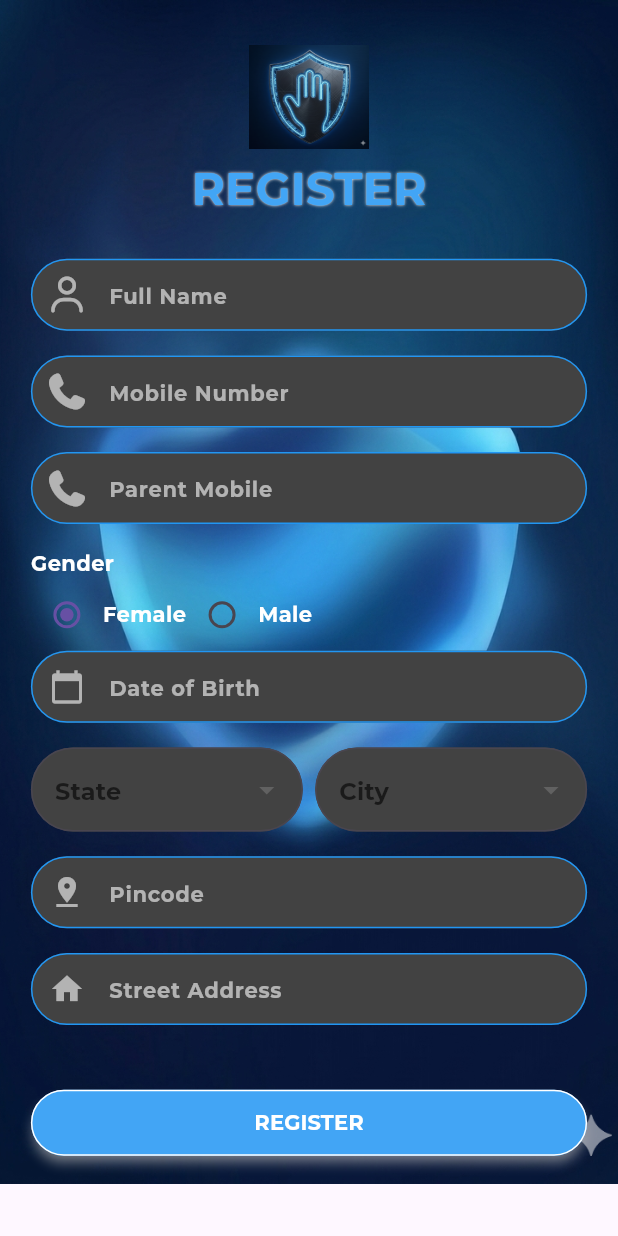
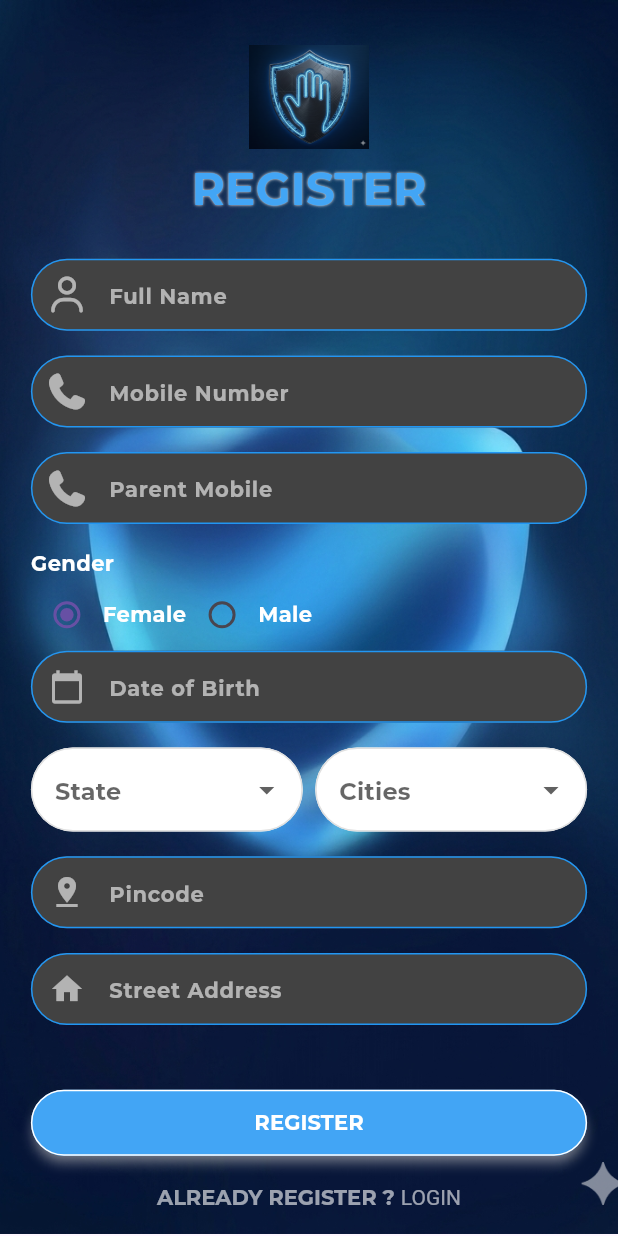
Before and after one commit to anushka-tech2002/kavach, a Flutter app: the RegisterScreen screen opened directly, on a phone screen of 412 x 824 dp. Run offline on Flutter 3.47's test engine with Material 3 defaults, Android fonts, the phone set to English and light mode, and no system bars; our stand-ins replace font_awesome_flutter, get.

Commit message:
10 april

```diff
--- a/lib/auth/view/register.dart
+++ b/lib/auth/view/register.dart
@@ -180,57 +180,11 @@ class _RegisterScreenState extends State<RegisterScreen> {
                         Row(
                           children: [
                             Expanded(
-                              child: DropdownButtonFormField(
-                                value: selectedState,
-                                dropdownColor: Colors.grey.shade900,
-                                decoration: InputDecoration(
-                                  filled: true,
-                                  fillColor: Colors.grey.shade800,
-                                  hintText: "State",
-                                  hintStyle: TextStyle(color: Colors.white),
-                                  border: OutlineInputBorder(
-                                    borderRadius: BorderRadius.circular(30),
-                                  ),
-                                ),
-                                items: states
-                                    .map((e) => DropdownMenuItem(
-                                          value: e,
-                                          child: Text(e, style: TextStyle(color: Colors.white, fontSize: 14)),
-                                        ))
-                                    .toList(),
-                                onChanged: (value) {
-                                  setState(() {
-                                    selectedState = value.toString();
-                                  });
-                                },
-                              ),
+                              child: commondropdown(items: states, hinttext: "State", onchange: (val) {}),
                             ),
                             SizedBox(width: w * 0.02),
                             Expanded(
-                              child: DropdownButtonFormField(
-                                value: selectedCity,
-                                dropdownColor: Colors.grey.shade900,
-                                decoration: InputDecoration(
-                                  filled: true,
-                                  fillColor: Colors.grey.shade800,
-                                  hintText: "City",
-                                  hintStyle: TextStyle(color: Colors.white),
-                                  border: OutlineInputBorder(
-                                    borderRadius: BorderRadius.circular(30),
-                                  ),
-                                ),
-                                items: cities
-                                    .map((e) => DropdownMenuItem(
-                                          value: e,
-                                          child: Text(e, style: TextStyle(color: Colors.white, fontSize: 14)),
-                                        ))
-                                    .toList(),
-                                onChanged: (value) {
-                                  setState(() {
-                                    selectedCity = value.toString();
-                                  });
-                                },
-                              ),
+                              child: commondropdown(items: cities, hinttext: "Cities", onchange: (val) {}),
                             ),
                           ],
                         ),
@@ -282,6 +236,22 @@ class _RegisterScreenState extends State<RegisterScreen> {
                         ),
 
                         SizedBox(height: h * 0.02),
+                        Material(
+                          color: Colors.transparent,
+                          child: InkWell(
+                            onTap: () {},
+                            splashColor: Colors.blue.withOpacity(0.3), // ripple color
+                            highlightColor: Colors.transparent, // optional highlight
+                            radius: 50,
+                            child: RichText(
+                              text: TextSpan(
+                                  text: "ALREADY REGISTER ? ",
+                                  style: TextStyle(color: Colors.white60, fontFamily: "Mont"),
+                                  children: [TextSpan(text: "LOGIN", style: TextStyle(color: Colors.white60))]),
+                            ),
+                          ),
+                        ),
+                        SizedBox(height: h * 0.02),
                       ],
                     ),
                   ),
--- a/lib/utils/common_widgets.dart
+++ b/lib/utils/common_widgets.dart
@@ -98,3 +98,34 @@ Widget commonbutton({
     ),
   );
 }
+
+Widget commondropdown({required List<String> items, required String hinttext, required ValueChanged<String?> onchange}) {
+  return DropdownButtonFormField<String>(
+      items: items.map((e) => DropdownMenuItem(value: e, child: Text(e))).toList(),
+      decoration: InputDecoration(
+        hintText: hinttext,
+        hintStyle: TextStyle(
+          color: Colors.white, // 👈 change color here
+        ),
+        fillColor: Colors.white,
+        filled: true,
+        border: OutlineInputBorder(borderSide: BorderSide(color: Colors.white38), borderRadius: BorderRadius.circular(50)),
+        enabledBorder: OutlineInputBorder(
+          borderRadius: BorderRadius.circular(50),
+          borderSide: BorderSide(color: Colors.grey.shade300),
+        ),
+        errorBorder: OutlineInputBorder(
+          borderRadius: BorderRadius.circular(10),
+          borderSide: const BorderSide(color: Colors.red, width: 1.2),
+        ),
+        focusedErrorBorder: OutlineInputBorder(
+          borderRadius: BorderRadius.circular(12.0),
+          borderSide: const BorderSide(color: Colors.red, width: 1.2),
+        ),
+        focusedBorder: OutlineInputBorder(
+          borderRadius: BorderRadius.circular(50),
+          borderSide: BorderSide(color: Colors.grey.shade400),
+        ),
+      ),
+      onChanged: onchange);
+}
--- /dev/null
+++ b/lib/utils/extensions.dart
@@ -0,0 +1,20 @@
+import 'package:flutter/cupertino.dart';
+import 'package:get/get.dart';
+
+extension CustomWidget on Widget {
+  navigate({
+    bool isAwait = false,
+    bool off = false,
+    bool offAll = false,
+  }) async {
+    if (off) {
+      Get.off(this, transition: Transition.rightToLeft);
+    } else if (isAwait) {
+      return await Get.to(() => this, transition: Transition.rightToLeft);
+    } else if (offAll) {
+      Get.offAll(() => this, transition: Transition.rightToLeft);
+    } else {
+      Get.to(this, transition: Transition.rightToLeft);
+    }
+  }
+}
```
